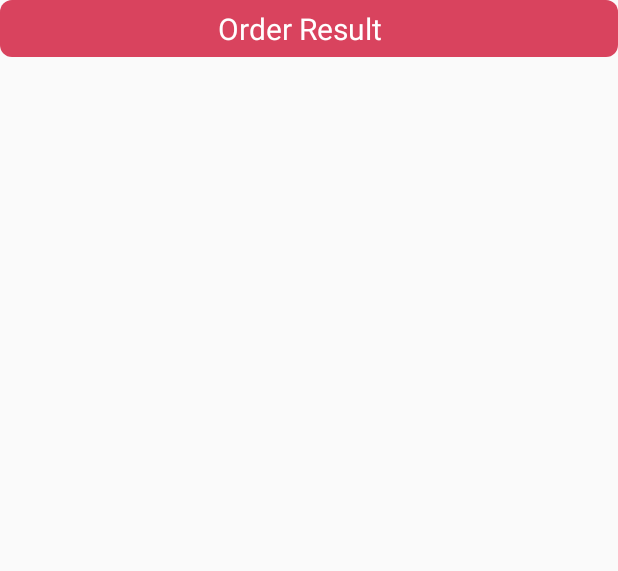
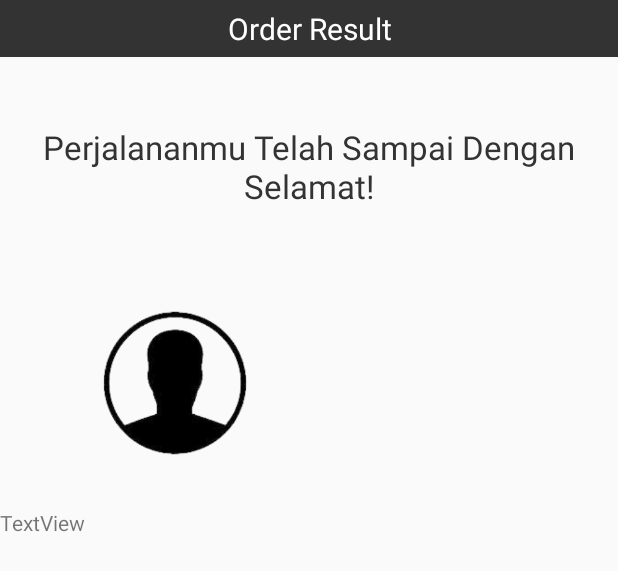
Before and after one commit to ariqlubis/Ojek, an Android app: the layout activity_waiting_and_cancel.xml on its own in the app's theme, with its tools: preview values and no code run, on a phone screen of 412 x 824 dp. Shown: the top 571 px of the screen. Run offline under Robolectric (Android 15) with nearby library versions, the phone set to English and light mode, and no system bars.

```diff
--- a/app/src/main/res/layout/activity_waiting_and_cancel.xml
+++ b/app/src/main/res/layout/activity_waiting_and_cancel.xml
@@ -7,22 +7,49 @@
     android:layout_height="match_parent"
     android:orientation="vertical"
     tools:context=".ui.ResultActivity">
+
     <LinearLayout
         android:layout_width="match_parent"
         android:layout_height="wrap_content"
-        android:background="@drawable/shape_rectangle_8_d9435e"
+        android:background="@drawable/top_bar"
         android:orientation="vertical"
         android:padding="5dp"
         tools:ignore="UselessParent">
 
-            <TextView
-                android:layout_width="match_parent"
-                android:layout_height="wrap_content"
-                android:text = "Order Result"
-                android:paddingLeft="140dp"
-                android:textSize="20dp"
-                android:textColor="#FFFFFF"/>
+        <TextView
+            android:layout_width="match_parent"
+            android:layout_height="wrap_content"
+            android:gravity="center"
+            android:text="Order Result"
+            android:textColor="#FFFFFF"
+            android:textSize="20dp" />
     </LinearLayout>
+
+    <TextView
+        android:id="@+id/textview1"
+        android:layout_width="match_parent"
+        android:layout_height="wrap_content"
+        android:gravity="center"
+        android:paddingTop="45dp"
+        android:text="Perjalananmu Telah Sampai Dengan
+        Selamat!"
+        android:textColor="#333333"
+        android:textFontWeight="500"
+        android:textSize="22dp" />
+
+    <ImageView
+        android:id="@+id/imageView"
+        android:layout_width="300px"
+        android:layout_height="300px"
+        android:paddingLeft="50px"
+        android:paddingTop="50px"
+        app:srcCompat="@drawable/driver" />
+
+    <TextView
+        android:id="@+id/textView5"
+        android:layout_width="500px"
+        android:layout_height="wrap_content"
+        android:text="TextView" />
 
 
 </LinearLayout>
```
